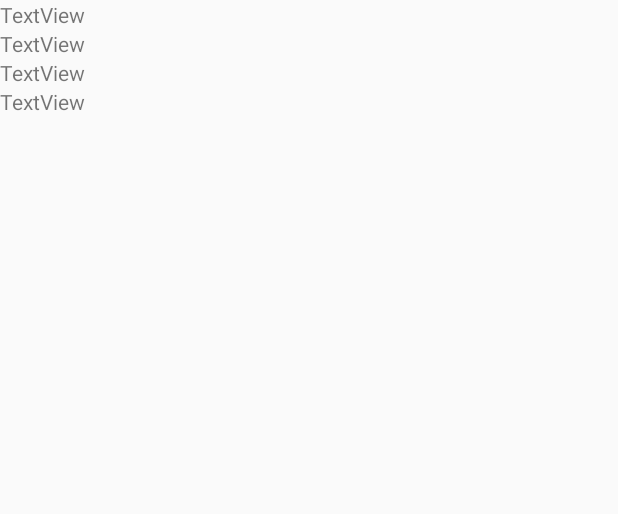
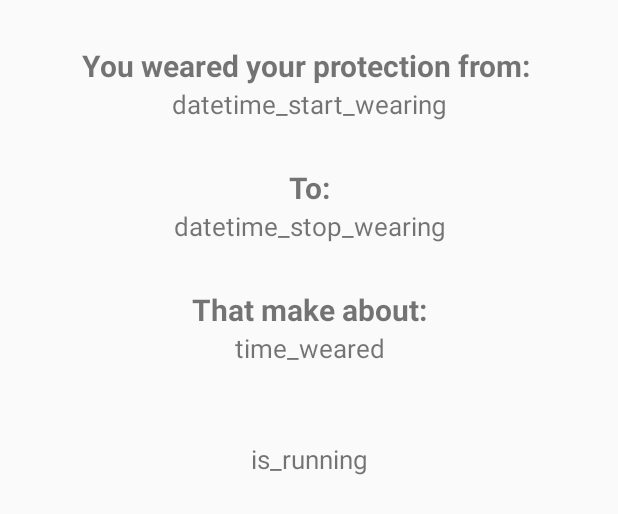
Before and after one commit to lubenard/oRing_Reminder, an Android app: the layout activity_entry_details.xml on its own in the app's theme, with its tools: preview values and no code run, on a phone screen of 412 x 824 dp. Shown: the top 514 px of the screen. Run offline under Robolectric (Android 15) with nearby library versions, the phone set to English and light mode, and no system bars.

Commit message:
Improved details page design

```diff
--- a/app/src/main/java/com/lubenard/oring_reminder/EditEntry.java
+++ b/app/src/main/java/com/lubenard/oring_reminder/EditEntry.java
@@ -100,6 +100,10 @@ public class EditEntry extends AppCompatActivity {
             String formattedDatePut = String.format("%s %s", datePut, timePut);
             String formattedDateRemoved = String.format("%s %s", dateRemoved, timeRemoved);
 
+            if (formattedDateRemoved.isEmpty()) {
+
+            }
+
             if (Utils.getDateDiff(formattedDatePut, formattedDateRemoved, TimeUnit.MINUTES) > 0) {
 
                 Log.d("Create new entry", "Formatted string Put is = " + formattedDatePut);
--- a/app/src/main/java/com/lubenard/oring_reminder/EntryDetails.java
+++ b/app/src/main/java/com/lubenard/oring_reminder/EntryDetails.java
@@ -70,7 +70,6 @@ public class EntryDetails extends AppCompatActivity {
             TextView timeWeared = findViewById(R.id.details_entry_time_weared);
             TextView isRunning = findViewById(R.id.details_entry_isRunning);
 
-
             if (Integer.valueOf(contactDetails.get(2)) / 60 > 15)
                 timeWeared.setTextColor(getResources().getColor(android.R.color.holo_green_dark));
             else
@@ -78,7 +77,14 @@ public class EntryDetails extends AppCompatActivity {
 
             put.setText(contactDetails.get(0));
             removed.setText(contactDetails.get(1));
-            timeWeared.setText(contactDetails.get(2) + " Minutes");
+
+            if (Integer.valueOf(contactDetails.get(2)) < 60) {
+                timeWeared.setText(contactDetails.get(2) + " Minutes");
+            } else if (Integer.valueOf(contactDetails.get(2)) <= 1440) {
+                timeWeared.setText(String.format("%dh%02dm", Integer.valueOf(contactDetails.get(2)) / 60, Integer.valueOf(contactDetails.get(2)) % 60));
+            }
+
+
             isRunning.setText(contactDetails.get(3));
         }
         else {
--- a/app/src/main/res/layout/activity_entry_details.xml
+++ b/app/src/main/res/layout/activity_entry_details.xml
@@ -5,26 +5,65 @@
     android:orientation="vertical">
 
     <TextView
+        android:id="@+id/textView6"
+        android:layout_width="match_parent"
+        android:layout_height="wrap_content"
+        android:textSize="20dp"
+        android:layout_marginTop="30dp"
+        android:textAlignment="center"
+        android:textStyle="bold"
+        android:text="You weared your protection from: " />
+
+    <TextView
         android:id="@+id/details_entry_put"
         android:layout_width="match_parent"
         android:layout_height="wrap_content"
-        android:text="TextView" />
+        android:textSize="17dp"
+        android:textAlignment="center"
+        android:text="datetime_start_wearing" />
+
+    <TextView
+        android:id="@+id/textView7"
+        android:layout_width="match_parent"
+        android:layout_height="wrap_content"
+        android:layout_marginTop="30dp"
+        android:textSize="20dp"
+        android:textStyle="bold"
+        android:textAlignment="center"
+        android:text="To:" />
 
     <TextView
         android:id="@+id/details_entry_removed"
         android:layout_width="match_parent"
         android:layout_height="wrap_content"
-        android:text="TextView" />
+        android:textAlignment="center"
+        android:textSize="17dp"
+        android:text="datetime_stop_wearing" />
+
+    <TextView
+        android:id="@+id/textView8"
+        android:layout_width="match_parent"
+        android:layout_height="wrap_content"
+        android:layout_marginTop="30dp"
+        android:textSize="20dp"
+        android:textStyle="bold"
+        android:textAlignment="center"
+        android:text="That make about:" />
 
     <TextView
         android:id="@+id/details_entry_time_weared"
         android:layout_width="match_parent"
         android:layout_height="wrap_content"
-        android:text="TextView" />
+        android:textSize="17dp"
+        android:textAlignment="center"
+        android:text="time_weared" />
 
     <TextView
         android:id="@+id/details_entry_isRunning"
         android:layout_width="match_parent"
         android:layout_height="wrap_content"
-        android:text="TextView" />
+        android:layout_marginTop="50dp"
+        android:textAlignment="center"
+        android:textSize="17dp"
+        android:text="is_running" />
 </LinearLayout>
```
